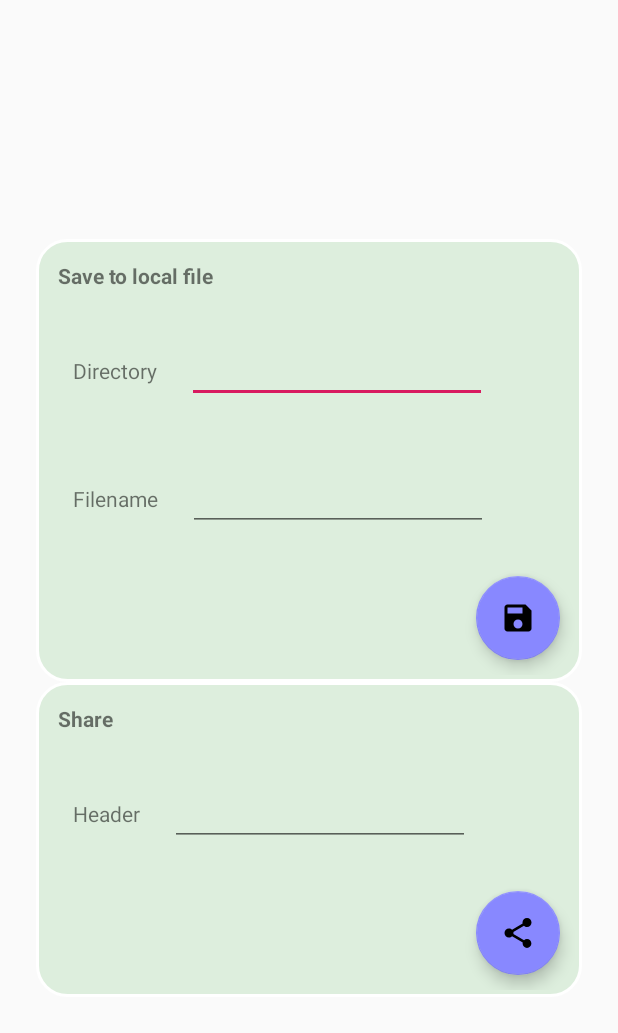
After one commit to yeuchi/Dictation, an Android app: the layout fragment_persist.xml on its own in the app's theme, with its tools: preview values and no code run, on a phone screen of 412 x 824 dp. The commit adds this screen. Shown: the top 1033 px of the screen. Run offline under Robolectric (Android 15) with nearby library versions, the phone set to English and light mode, and no system bars.

Commit message:
add persist dialog
1. ugly but functional persist dialog code for save.
2. share is not working yet.

```diff
--- /dev/null
+++ b/mobile/src/main/res/drawable/ic_share.xml
@@ -0,0 +1,9 @@
+<vector xmlns:android="http://schemas.android.com/apk/res/android"
+    android:width="24dp"
+    android:height="24dp"
+    android:viewportWidth="24"
+    android:viewportHeight="24">
+  <path
+      android:fillColor="#FF000000"
+      android:pathData="M18,16.08c-0.76,0 -1.44,0.3 -1.96,0.77L8.91,12.7c0.05,-0.23 0.09,-0.46 0.09,-0.7s-0.04,-0.47 -0.09,-0.7l7.05,-4.11c0.54,0.5 1.25,0.81 2.04,0.81 1.66,0 3,-1.34 3,-3s-1.34,-3 -3,-3 -3,1.34 -3,3c0,0.24 0.04,0.47 0.09,0.7L8.04,9.81C7.5,9.31 6.79,9 6,9c-1.66,0 -3,1.34 -3,3s1.34,3 3,3c0.79,0 1.5,-0.31 2.04,-0.81l7.12,4.16c-0.05,0.21 -0.08,0.43 -0.08,0.65 0,1.61 1.31,2.92 2.92,2.92 1.61,0 2.92,-1.31 2.92,-2.92s-1.31,-2.92 -2.92,-2.92z"/>
+</vector>
--- a/mobile/src/main/res/layout-land/activity_main.xml
+++ b/mobile/src/main/res/layout-land/activity_main.xml
@@ -17,11 +17,11 @@
         tools:context=".MainActivity">
 
         <TextView
-            android:id="@+id/txt_dictate"
+            android:id="@+id/txt_info"
             android:layout_width="match_parent"
             android:layout_height="wrap_content"
             android:layout_margin="15dp"
-            android:text="@string/hello_world"/>
+            android:text="@string/info"/>
 
         <androidx.recyclerview.widget.RecyclerView
             android:layout_width="match_parent"
@@ -55,7 +55,7 @@
                 android:layout_margin="@dimen/btn_margin"
                 android:src="@drawable/ic_save"
                 android:id="@+id/btnSave"
-                android:onClick="@{()-> mainLayout.onClickSave()}"/>
+                android:onClick="@{()-> mainLayout.onClickPersist()}"/>
 
             <com.google.android.material.floatingactionbutton.FloatingActionButton
                 app:fabSize="normal"
--- /dev/null
+++ b/mobile/src/main/res/layout-land/fragment_persist.xml
@@ -0,0 +1,6 @@
+<?xml version="1.0" encoding="utf-8"?>
+<LinearLayout xmlns:android="http://schemas.android.com/apk/res/android"
+    android:orientation="vertical" android:layout_width="match_parent"
+    android:layout_height="match_parent">
+
+</LinearLayout>
--- /dev/null
+++ b/mobile/src/main/res/layout/fragment_persist.xml
@@ -0,0 +1,139 @@
+<?xml version="1.0" encoding="utf-8"?>
+<layout>
+    <data>
+        <variable name="persistLayout"
+            type="com.ctyeung.dictation.PersistFragment"/>
+    </data>
+
+    <RelativeLayout xmlns:android="http://schemas.android.com/apk/res/android"
+        xmlns:app="http://schemas.android.com/apk/res-auto"
+        xmlns:tools="http://schemas.android.com/tools"
+        android:layout_width="match_parent"
+        android:layout_height="match_parent"
+        android:padding="?dialogPreferredPadding">
+
+        <LinearLayout
+            android:orientation="vertical"
+            android:layout_width="match_parent"
+            android:layout_height="match_parent"
+            android:gravity="center">
+
+            <LinearLayout
+                android:layout_width="match_parent"
+                android:layout_height="wrap_content"
+                android:orientation="vertical"
+                android:gravity="center"
+                android:background="@drawable/round_corner">
+
+                <TextView
+                    android:layout_width="match_parent"
+                    android:layout_height="wrap_content"
+                    android:textStyle="bold"
+                    android:layout_margin="@dimen/btn_margin"
+                    android:text="@string/save_local"/>
+
+                <LinearLayout
+                    android:layout_width="match_parent"
+                    android:layout_height="wrap_content"
+                    android:orientation="horizontal"
+                    android:gravity="left"
+                    android:layout_margin="@dimen/btn_margin">
+
+                    <TextView
+                        android:layout_width="wrap_content"
+                        android:layout_height="wrap_content"
+                        android:layout_margin="@dimen/btn_margin"
+                        android:text="@string/directory"/>
+
+                    <EditText
+                        android:layout_width="@dimen/edit_text_width"
+                        android:layout_height="wrap_content"
+                        android:layout_margin="@dimen/btn_margin"
+                        android:id="@+id/txtDirectory"/>
+
+                </LinearLayout>
+
+                <LinearLayout
+                    android:layout_width="match_parent"
+                    android:layout_height="wrap_content"
+                    android:orientation="horizontal"
+                    android:gravity="left"
+                    android:layout_margin="@dimen/btn_margin">
+
+                    <TextView
+                        android:layout_width="wrap_content"
+                        android:layout_height="wrap_content"
+                        android:layout_margin="@dimen/btn_margin"
+                        android:text="@string/filename"/>
+
+                    <EditText
+                        android:layout_width="@dimen/edit_text_width"
+                        android:layout_height="wrap_content"
+                        android:layout_margin="@dimen/btn_margin"
+                        android:id="@+id/txtFilename"/>
+
+                </LinearLayout>
+
+                <com.google.android.material.floatingactionbutton.FloatingActionButton
+                    app:fabSize="normal"
+                    android:layout_gravity="bottom|right"
+                    android:layout_width="wrap_content"
+                    android:layout_height="wrap_content"
+                    app:backgroundTint="#8888FF"
+                    android:layout_margin="@dimen/btn_margin"
+                    android:src="@drawable/ic_save"
+                    android:id="@+id/btnSave"/>
+                    <!--android:onClick="@{()-> persistLayout.onClickSave()}"/>-->
+
+            </LinearLayout>
+
+            <LinearLayout
+                android:layout_width="match_parent"
+                android:layout_height="wrap_content"
+                android:orientation="vertical"
+                android:background="@drawable/round_corner">
+
+                <TextView
+                    android:layout_width="match_parent"
+                    android:layout_height="wrap_content"
+                    android:layout_margin="@dimen/btn_margin"
+                    android:textStyle="bold"
+                    android:text="@string/share"/>
+
+                <LinearLayout
+                    android:layout_width="match_parent"
+                    android:layout_height="wrap_content"
+                    android:orientation="horizontal"
+                    android:gravity="left"
+                    android:layout_margin="@dimen/btn_margin">
+
+                    <TextView
+                        android:layout_width="wrap_content"
+                        android:layout_height="wrap_content"
+                        android:layout_margin="@dimen/btn_margin"
+                        android:text="@string/header"/>
+
+                    <EditText
+                        android:layout_width="@dimen/edit_text_width"
+                        android:layout_height="wrap_content"
+                        android:layout_margin="@dimen/btn_margin"
+                        android:id="@+id/txtHeader"/>
+
+                </LinearLayout>
+
+                <com.google.android.material.floatingactionbutton.FloatingActionButton
+                    app:fabSize="normal"
+                    android:layout_gravity="bottom|right"
+                    android:layout_width="wrap_content"
+                    android:layout_height="wrap_content"
+                    app:backgroundTint="#8888FF"
+                    android:layout_margin="@dimen/btn_margin"
+                    android:src="@drawable/ic_share"
+                    android:id="@+id/btnShare"/>
+                    <!--android:onClick="@{()-> persistLayout.onClickShare()}"/>-->
+
+            </LinearLayout>
+
+        </LinearLayout>
+    </RelativeLayout>
+</layout>
--- a/mobile/src/main/res/values/dimens.xml
+++ b/mobile/src/main/res/values/dimens.xml
@@ -1,7 +1,9 @@
 <resources>
     <dimen name="btn_margin">10dp</dimen>
+    <dimen name="btn_width">200dp</dimen>
     <dimen name="verse_between_space">2dp</dimen>
     <dimen name="btn_height">56dp</dimen>
     <dimen name="fab_margin">16dp</dimen>
+    <dimen name="edit_text_width">200dp</dimen>
 
 </resources>
--- a/mobile/src/main/res/values/strings.xml
+++ b/mobile/src/main/res/values/strings.xml
@@ -1,6 +1,7 @@
 <resources>
     <string name="app_name">Dictation</string>
-    <string name="hello_world">Click on Dictate and tell me what to write !</string>
+    <string name="info">Click on Dictate and tell me what to write !</string>
+    <string name="info_count">Verse Count:</string>
     <string name="dictate">Dictate</string>
     <string name="action_settings"></string>
     <string name="save">Save</string>
@@ -9,9 +10,17 @@
     <string name="pause">Pause</string>
     <string name="title_activity_config">ConfigActivity</string>
 
+    <!-- Persistence fragment -->
+    <string name="directory">Directory</string>
+    <string name="filename">Filename</string>
+    <string name="save_local">Save to local file</string>
+    <string name="share">Share</string>
+    <string name="header">Header</string>
+
     <!-- Toast messages -->
     <string name="file_saved">file saved</string>
     <string name="say_some">Hi, say something</string>
+    <string name="not_permitted">User does not permit</string>
     <string name="no_text">No text</string>
     <string name="no_storage">No external storage</string>
     <string name="read_only_storage">ReadOnly external storage</string>
```
Also changed, not shown: mobile/src/main/java/com/ctyeung/dictation/MainActivity.kt (+71 -12 lines), mobile/src/main/java/com/ctyeung/dictation/PersistFragment.kt (added, +95 -0 lines), mobile/src/main/res/drawable/ic_save_alt.xml (added, +9 -0 lines), mobile/src/main/res/layout/activity_main.xml (+4 -4 lines).
